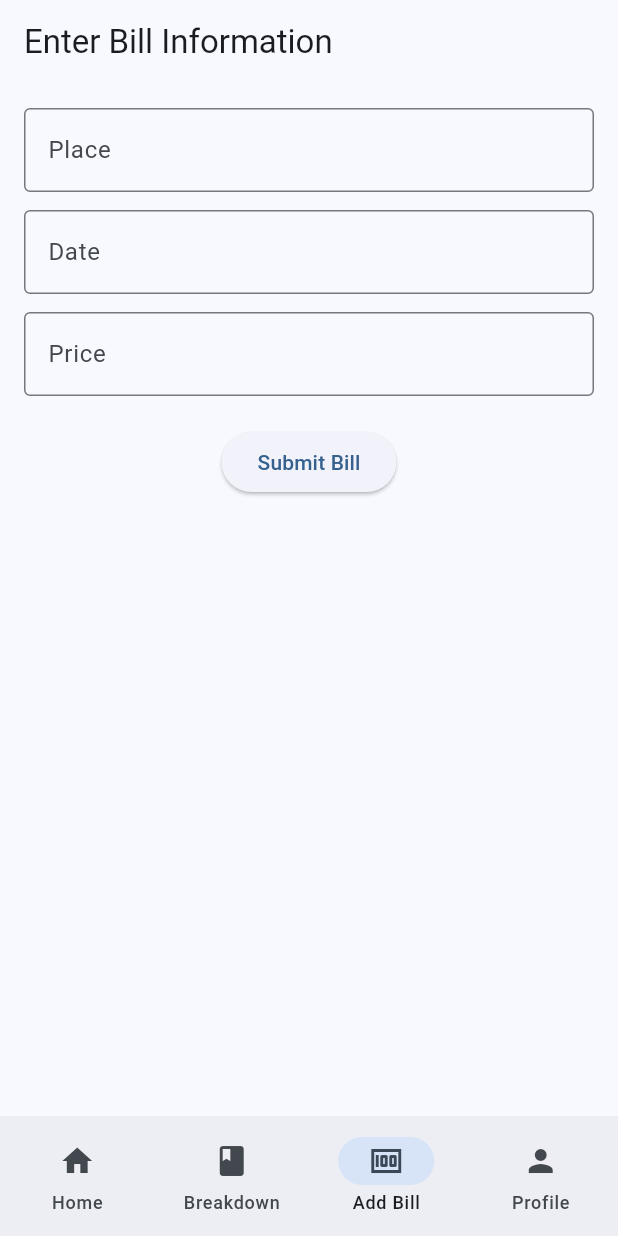
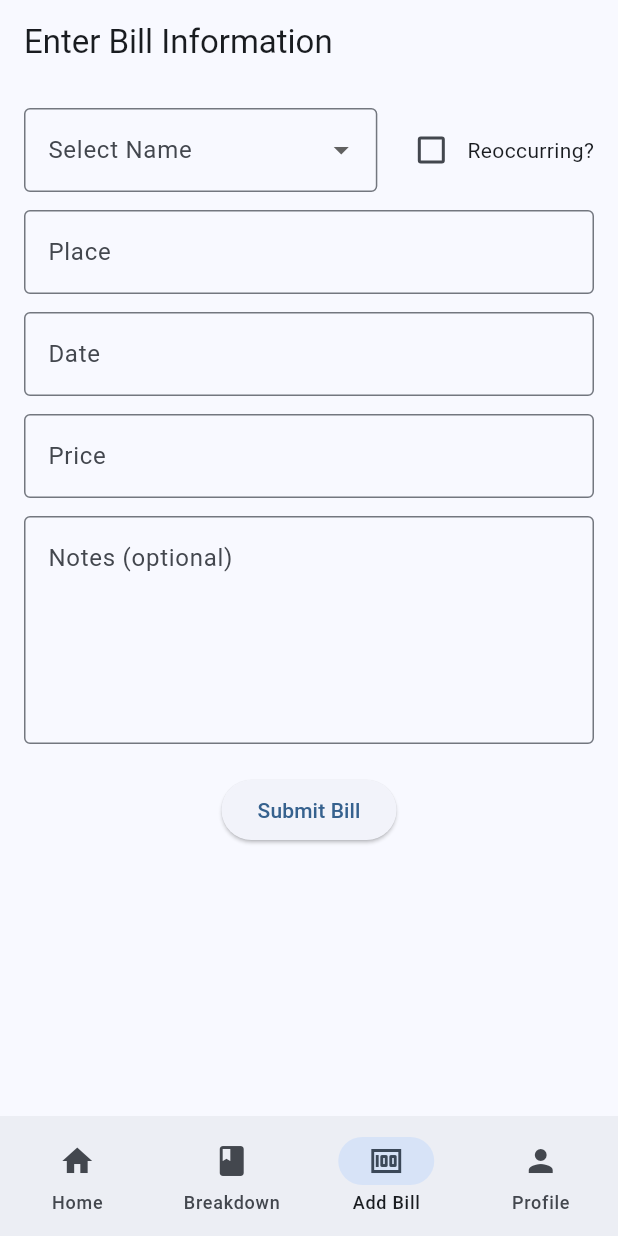
Before and after one commit to KeiranMacKay/MobileDevFinalProject, a Flutter app: the screen it shows after launch, item 3 of the bottom bar chosen, on a phone screen of 412 x 824 dp. Run offline on Flutter 3.47's test engine with Material 3 defaults, Android fonts, the phone set to English and light mode, and no system bars; our stand-ins replace fl_chart.

Commit message:
add bill ui updates

```diff
--- a/lib/pages/add_bill.dart
+++ b/lib/pages/add_bill.dart
@@ -10,34 +10,94 @@ class _BillEntryFormState extends State<AddBill> {
   final TextEditingController _placeController = TextEditingController();
   final TextEditingController _dateController = TextEditingController();
   final TextEditingController _priceController = TextEditingController();
+  final TextEditingController _notesController = TextEditingController();
+
+  String? _selectedName;
+  bool _isReoccurring = false;
+
+  //dropdown list names
+  final List<String> _names = ['Cheapy', 'Spendy'];
 
   void _submit() {
     if (_formKey.currentState!.validate()) {
       String place = _placeController.text;
       String date = _dateController.text;
       double price = double.parse(_priceController.text);
+      String? notes = _notesController.text.isEmpty ? null : _notesController.text;
 
-
-      print('Place: $place, Date: $date, Price: $price');
-
+      //temp just for testing
+      print('Name: $_selectedName, Place: $place, Date: $date, Price: $price, Reoccurring: $_isReoccurring, Notes: $notes');
 
       _placeController.clear();
       _dateController.clear();
       _priceController.clear();
+      _notesController.clear();
+      setState(() {
+        _selectedName = null;
+        _isReoccurring = false;
+      });
     }
   }
 
   @override
   Widget build(BuildContext context) {
-    return Scaffold(
+    return Scaffold (
       appBar: AppBar(title: const Text('Enter Bill Information')),
-      body: Padding(
+      body: Padding (
         padding: const EdgeInsets.all(16.0),
+        child: SingleChildScrollView (
           child: Form(
             key: _formKey,
-          child: Column(
+            child: Column (
+              crossAxisAlignment: CrossAxisAlignment.start,
               children: [
 
+                //dropdown box
+                Row (
+                  children: [
+                    Expanded (
+                      child: DropdownButtonFormField<String> (
+                        decoration: const InputDecoration (
+                          labelText: 'Select Name',
+                          border: OutlineInputBorder(),
+                        ),
+                        value: _selectedName,
+                        items: _names
+                            .map((name) => DropdownMenuItem (
+                          value: name,
+                          child: Text(name),
+                        ))
+                            .toList(),
+                        onChanged: (value) {
+                          setState(() {
+                            _selectedName = value;
+                          });
+                        },
+                        validator: (value) =>
+                        value == null ? 'Select a name' : null,
+                      ),
+                    ),
+                    const SizedBox(width: 12),
+
+                    //checkbox
+                    Row(
+                      children: [
+                        Checkbox(
+                          value: _isReoccurring,
+                          onChanged: (value) {
+                            setState(() {
+                              _isReoccurring = value ?? false;
+                            });
+                          },
+                        ),
+                        const Text('Reoccurring?'),
+                      ],
+                    ),
+                  ],
+                ),
+                const SizedBox(height: 12),
+
+                //location entry box
                 TextFormField(
                   controller: _placeController,
                   decoration: const InputDecoration(
@@ -49,7 +109,7 @@ class _BillEntryFormState extends State<AddBill> {
                 ),
                 const SizedBox(height: 12),
 
-
+                //date entry box
                 TextFormField(
                   controller: _dateController,
                   decoration: const InputDecoration(
@@ -62,7 +122,7 @@ class _BillEntryFormState extends State<AddBill> {
                 ),
                 const SizedBox(height: 12),
 
-
+                //price entry box
                 TextFormField(
                   controller: _priceController,
                   decoration: const InputDecoration(
@@ -77,13 +137,30 @@ class _BillEntryFormState extends State<AddBill> {
                     return null;
                   },
                 ),
+                const SizedBox(height: 12),
+
+                //notes entry box (optional)
+                TextFormField(
+                  controller: _notesController,
+                  decoration: const InputDecoration(
+                    labelText: 'Notes (optional)',
+                    alignLabelWithHint: true,
+                    border: OutlineInputBorder(),
+                  ),
+                  maxLines: 5,
+                ),
                 const SizedBox(height: 20),
 
-              ElevatedButton(
+                //submission button
+                Center(
+                  child: ElevatedButton(
                     onPressed: _submit,
                     child: const Text('Submit Bill'),
                   ),
+                ),
+
               ],
+            ),
           ),
         ),
       ),
```
Lines whose indentation alone changed are shown as unchanged.
